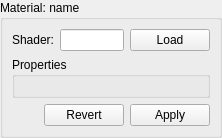
Before: the Qt Designer form Editor/Sources/PropertyViews/MaterialView.ui in maxon887/Cross, drawn with Qt 5.
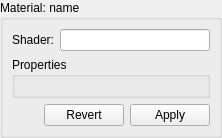
After: the same form once the commit is applied. Custom widgets are drawn as their Qt base class.

What changed in the file:
```diff
--- a/Editor/Sources/PropertyViews/MaterialView.ui
+++ b/Editor/Sources/PropertyViews/MaterialView.ui
@@ -54,13 +54,6 @@
           </property>
          </widget>
         </item>
-        <item>
-         <widget class="QPushButton" name="loadBtn">
-          <property name="text">
-           <string>Load</string>
-          </property>
-         </widget>
-        </item>
        </layout>
       </item>
       <item>
```
